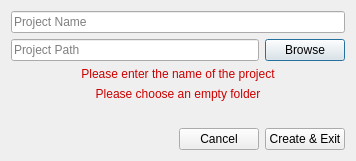
Above: uis/egnim/editor/project/new_game_project_dialog.ui from AdamMinge/Egnim before the change. Below: the same form after it.
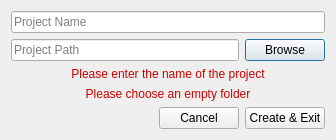
That is the form after the change.

The edit to the form file:
```diff
--- a/uis/egnim/editor/project/new_game_project_dialog.ui
+++ b/uis/egnim/editor/project/new_game_project_dialog.ui
@@ -6,8 +6,8 @@
    <rect>
     <x>0</x>
     <y>0</y>
-    <width>356</width>
-    <height>161</height>
+    <width>336</width>
+    <height>47</height>
    </rect>
   </property>
   <property name="windowTitle">
```
